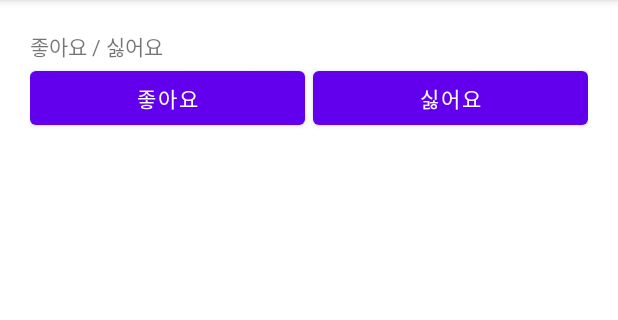
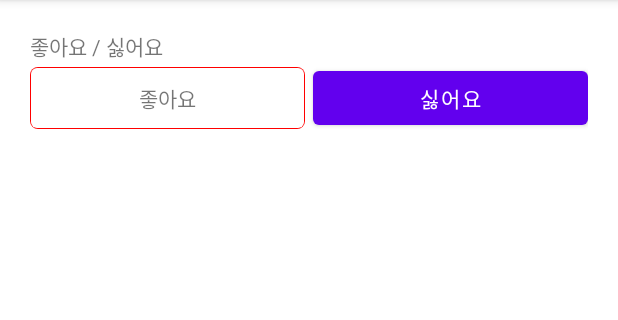
Before and after one commit to al12gether/DrawablexmlPractice_al12gether, an Android app: the screen it shows after launch (MainActivity), on a phone screen of 412 x 824 dp, the part 84-404 px from its top. Run offline under Robolectric (Android 15) with nearby library versions, the phone set to English and light mode, and no system bars.

Commit message:
기본 모양 -> 빨간 동그란 테두리 변경

```diff
--- a/app/src/main/res/drawable/red_border_round_rect.xml
+++ b/app/src/main/res/drawable/red_border_round_rect.xml
@@ -13,6 +13,9 @@
 
                     <solid
                         android:color="#FF0000" />
+
+                    <corners
+                        android:radius="5dp" />
 
                 </shape>
 
@@ -31,6 +34,9 @@
                     <solid
                         android:color="#FFFFFF" />
 
+                    <corners
+                        android:radius="4dp" />
+
                 </shape>
 
             </item>
--- a/app/src/main/res/layout/activity_main.xml
+++ b/app/src/main/res/layout/activity_main.xml
@@ -18,10 +18,13 @@
         android:layout_height="wrap_content"
         android:orientation="horizontal">
 
-        <Button
+        <TextView
             android:layout_width="0dp"
             android:layout_height="wrap_content"
             android:text="좋아요"
+            android:padding="10dp"
+            android:gravity="center"
+            android:background="@drawable/red_border_round_rect"
             android:layout_weight="1" />
 
         <Button
```
